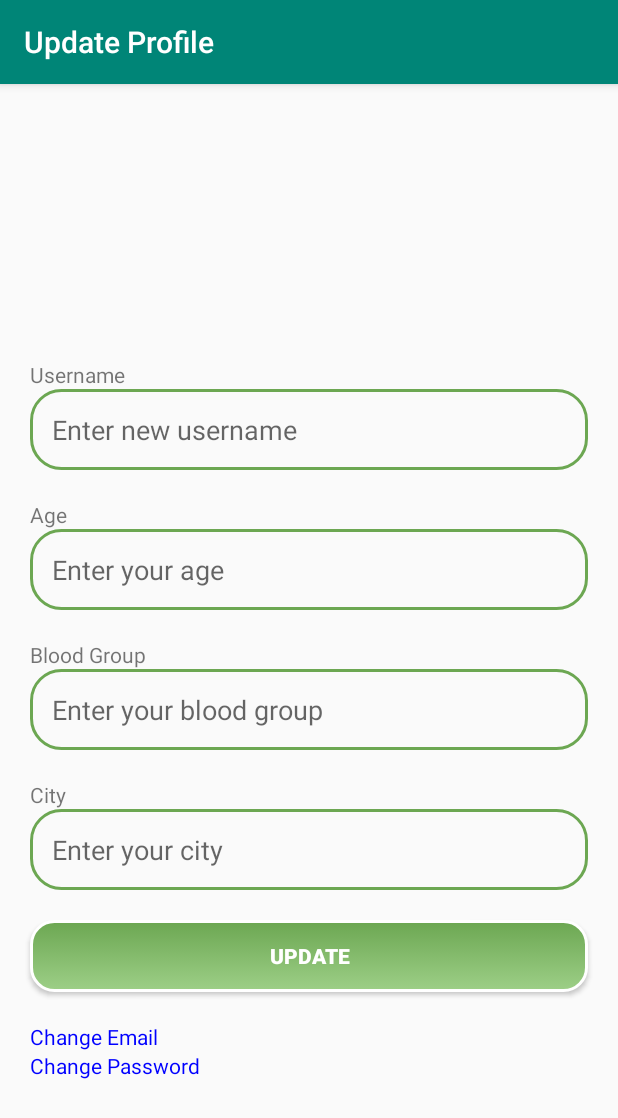
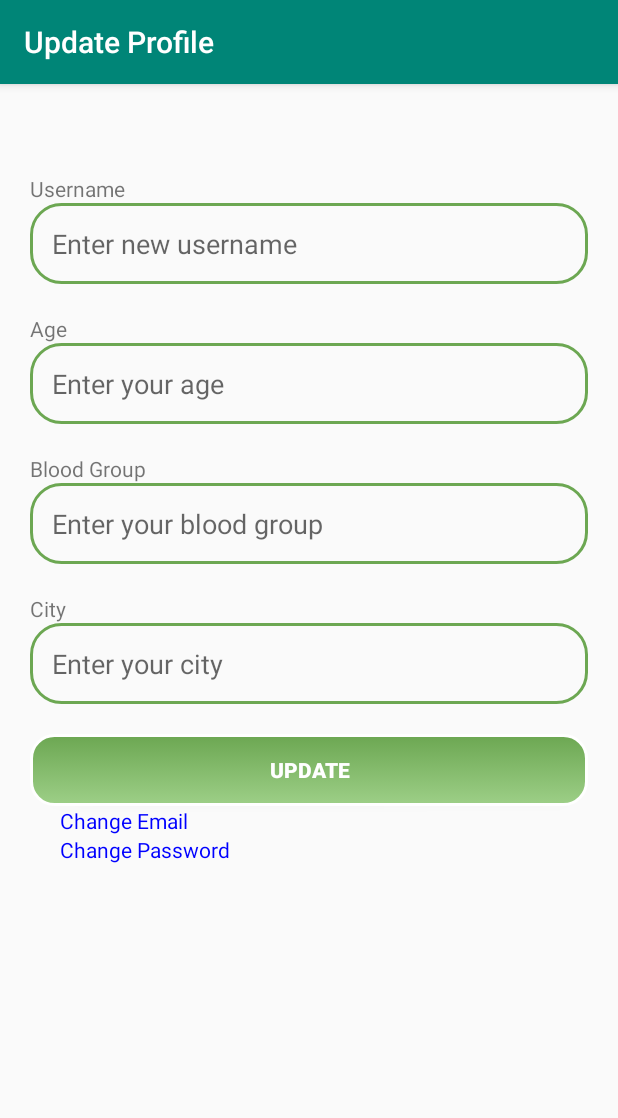
Before and after one commit to wakil026/Mediant, an Android app: the UpdateProfileActivity screen opened directly, with no data from a screen before it, on a phone screen of 412 x 824 dp. Shown: the top 1118 px of the screen. Run offline under Robolectric (Android 15) with nearby library versions, the light colour scheme and no system bars; our stand-ins replace Firebase (no records; nobody signed in at launch, a user with empty details on screens opened directly).

Commit message:
updated some layouts

```diff
--- a/app/src/main/java/com/example/mediant/SignInActivity.java
+++ b/app/src/main/java/com/example/mediant/SignInActivity.java
@@ -125,6 +125,7 @@
                     checkUsertype(email);
                 }
                 else{
+                    signInProgressBar.setVisibility(View.INVISIBLE);
                     Toast.makeText(getApplicationContext(), "Error : "+task.getException().getMessage(), Toast.LENGTH_SHORT).show();
                 }
             }
--- a/app/src/main/res/layout/activity_add_ambulance.xml
+++ b/app/src/main/res/layout/activity_add_ambulance.xml
@@ -8,7 +8,6 @@
     tools:context=".AddAmbulanceActivity">
     <LinearLayout
         android:gravity="center"
-        android:layout_gravity="center"
         android:orientation="vertical"
         android:layout_width="match_parent"
         android:layout_height="wrap_content">
--- a/app/src/main/res/layout/activity_home.xml
+++ b/app/src/main/res/layout/activity_home.xml
@@ -4,9 +4,9 @@
     xmlns:tools="http://schemas.android.com/tools"
     android:layout_width="match_parent"
     android:layout_height="match_parent"
+    android:padding="20dp"
     tools:context=".HomeActivity">
     <LinearLayout
-        android:layout_gravity="center"
         android:orientation="vertical"
         android:gravity="center"
         android:layout_width="match_parent"
--- a/app/src/main/res/layout/activity_sign_in.xml
+++ b/app/src/main/res/layout/activity_sign_in.xml
@@ -7,7 +7,6 @@
     android:layout_height="match_parent"
     tools:context=".SignUpActivity">
     <LinearLayout
-        android:layout_gravity="center"
         android:orientation="vertical"
         android:layout_width="match_parent"
         android:layout_height="wrap_content">
--- a/app/src/main/res/layout/activity_update_profile.xml
+++ b/app/src/main/res/layout/activity_update_profile.xml
@@ -4,98 +4,79 @@
     xmlns:tools="http://schemas.android.com/tools"
     android:layout_width="match_parent"
     android:layout_height="match_parent"
-    android:layout_marginTop="40dp"
+    android:padding="20dp"
     tools:context=".UpdateProfileActivity">
     <LinearLayout
-        android:layout_gravity="center"
         android:gravity="center"
         android:orientation="vertical"
         android:layout_width="match_parent"
         android:layout_height="wrap_content">
 
     <TextView
-        android:layout_marginStart="20dp"
         android:paddingTop="40dp"
-        android:layout_marginEnd="20dp"
         android:id="@+id/usernameTextViewId"
         android:layout_width="match_parent"
         android:layout_height="wrap_content"
         android:text="Username" />
 
     <EditText
-        android:layout_marginStart="20dp"
         android:id="@+id/updateUsernameId"
         android:layout_width="match_parent"
         android:layout_height="wrap_content"
         android:ems="10"
-        android:layout_marginEnd="20dp"
         android:inputType="textPersonName"
         android:hint="Enter new username" />
 
     <TextView
-        android:layout_marginStart="20dp"
         android:paddingTop="20dp"
         android:id="@+id/ageTextViewId"
         android:layout_width="match_parent"
         android:layout_height="wrap_content"
-        android:layout_marginEnd="20dp"
         android:text="Age" />
 
     <EditText
-        android:layout_marginStart="20dp"
         android:id="@+id/updateAgeId"
         android:layout_width="match_parent"
         android:layout_height="wrap_content"
         android:ems="10"
-        android:layout_marginEnd="20dp"
         android:inputType="text|numberDecimal"
         android:hint="Enter your age" />
 
     <TextView
-        android:layout_marginStart="20dp"
         android:paddingTop="20dp"
         android:id="@+id/bloodGroupTextViewId"
         android:layout_width="match_parent"
         android:layout_height="wrap_content"
-        android:layout_marginEnd="20dp"
         android:text="Blood Group" />
 
     <EditText
-        android:layout_marginStart="20dp"
         android:id="@+id/updateBloodGroupId"
         android:layout_width="match_parent"
         android:layout_height="wrap_content"
         android:ems="10"
-        android:layout_marginEnd="20dp"
         android:hint="Enter your blood group" />
 
     <TextView
-        android:layout_marginStart="20dp"
         android:paddingTop="20dp"
         android:id="@+id/cityTextViewId"
         android:layout_width="match_parent"
         android:layout_height="wrap_content"
-        android:layout_marginEnd="20dp"
         android:text="City" />
 
     <EditText
-        android:layout_marginStart="20dp"
         android:id="@+id/updateCityId"
         android:layout_width="match_parent"
         android:layout_height="wrap_content"
         android:ems="10"
         android:inputType="textPersonName"
-        android:layout_marginEnd="20dp"
         android:hint="Enter your city" />
 
 
     <Button
-        android:layout_marginStart="20dp"
+        android:layout_marginTop="20dp"
         android:id="@+id/updateButtonId"
         android:layout_width="match_parent"
         android:layout_height="wrap_content"
-        android:layout_marginEnd="20dp"
-        android:layout_margin="20dp"
         android:text="Update" />
 
     <TextView
--- a/build.gradle
+++ b/build.gradle
@@ -11,7 +11,7 @@
 
     }
     dependencies {
-        classpath 'com.android.tools.build:gradle:3.5.2'
+        classpath 'com.android.tools.build:gradle:3.4.2'
         classpath 'com.google.gms:google-services:4.2.0'
 
         // NOTE: Do not place your application dependencies here; they belong
```
Also changed, not shown: 1 other file.
